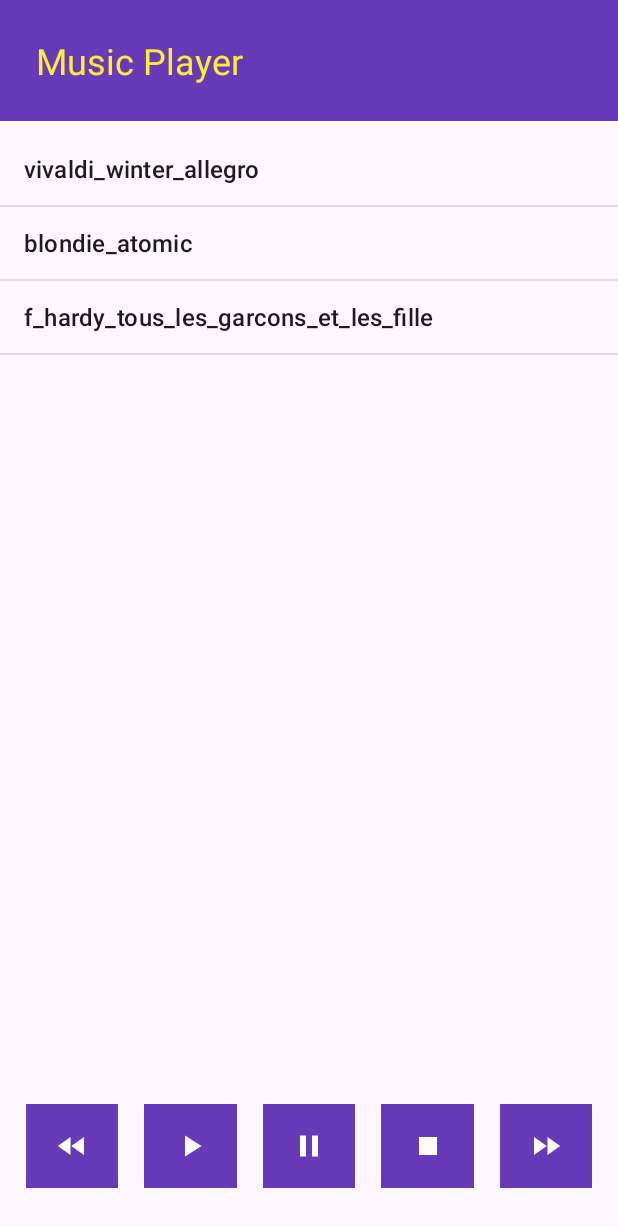
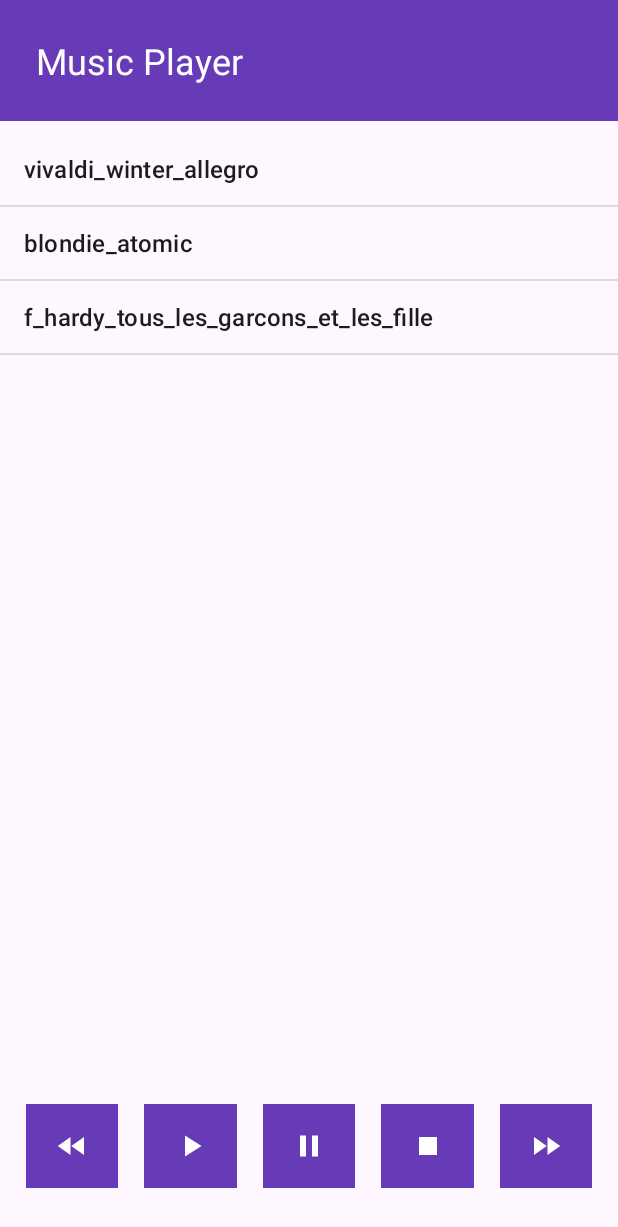
Before and after one commit to befartok/Aston_intensiv_1, an Android app: the screen it shows after launch (MainActivity), on a phone screen of 412 x 824 dp. Shown: the top 1227 px of the screen. Run offline under Robolectric (Android 15) with nearby library versions, the phone set to English and light mode, and no system bars.

Commit message:
comments removed

```diff
--- a/app/build.gradle.kts
+++ b/app/build.gradle.kts
@@ -44,4 +44,5 @@
     testImplementation("junit:junit:4.13.2")
     androidTestImplementation("androidx.test.ext:junit:1.1.5")
     androidTestImplementation("androidx.test.espresso:espresso-core:3.5.1")
+
 }
--- a/app/src/main/AndroidManifest.xml
+++ b/app/src/main/AndroidManifest.xml
@@ -2,7 +2,10 @@
 <manifest xmlns:android="http://schemas.android.com/apk/res/android"
     xmlns:tools="http://schemas.android.com/tools">
 
+    <uses-permission android:name="android.permission.POST_NOTIFICATIONS" />
     <uses-permission android:name="android.permission.WAKE_LOCK" />
+
+
 
     <application
         android:allowBackup="true"
--- a/app/src/main/java/com/example/musicplayer/MainActivity.kt
+++ b/app/src/main/java/com/example/musicplayer/MainActivity.kt
@@ -8,7 +8,6 @@
 import android.widget.ListView
 import android.widget.Toast
 
-// TODO: убрать комментарии
 // TODO: добавить нотификации
 class MainActivity : AppCompatActivity() {
     private lateinit var buttonPlay: ImageButton
@@ -21,7 +20,6 @@
     private lateinit var tracksName: String
     private var nameList = ArrayList<String>()
     private lateinit var intent : Intent
-
     override fun onCreate(savedInstanceState: Bundle?) {
         super.onCreate(savedInstanceState)
         setContentView(R.layout.activity_main)
@@ -60,7 +58,6 @@
 
             tracksName = nameList.get(position)
             tracksPosition = position
-            //Toast.makeText(this, "pressed pos $position", Toast.LENGTH_SHORT).show()
 
             val serviceClass = MusicPlayerService::class.java
             val intent = Intent(this, serviceClass)
--- /dev/null
+++ b/app/src/main/res/drawable/baseline_queue_music_24.xml
@@ -0,0 +1,5 @@
+<vector android:autoMirrored="true" android:height="24dp"
+    android:tint="#FFFFFF" android:viewportHeight="24"
+    android:viewportWidth="24" android:width="24dp" xmlns:android="http://schemas.android.com/apk/res/android">
+    <path android:fillColor="@android:color/white" android:pathData="M15,6H3v2h12V6zM15,10H3v2h12V10zM3,16h8v-2H3V16zM17,6v8.18C16.69,14.07 16.35,14 16,14c-1.66,0 -3,1.34 -3,3s1.34,3 3,3s3,-1.34 3,-3V8h3V6H17z"/>
+</vector>
--- a/app/src/main/res/layout/activity_main.xml
+++ b/app/src/main/res/layout/activity_main.xml
@@ -12,7 +12,7 @@
         android:layout_width="0dp"
         android:layout_height="wrap_content"
         android:layout_marginBottom="32dp"
-        android:background="#673AB7"
+        android:background="@color/basic"
         android:padding="16dp"
         android:src="@drawable/baseline_fast_forward_24"
         app:layout_constraintBottom_toBottomOf="parent"
@@ -28,7 +28,7 @@
         android:layout_width="0dp"
         android:layout_height="wrap_content"
         android:layout_marginBottom="32dp"
-        android:background="#673AB7"
+        android:background="@color/basic"
         android:padding="16dp"
         android:src="@drawable/baseline_fast_rewind_24"
         app:layout_constraintBottom_toBottomOf="parent"
@@ -42,10 +42,10 @@
         android:id="@+id/textView"
         android:layout_width="0dp"
         android:layout_height="wrap_content"
-        android:background="#673AB7"
+        android:background="@color/basic"
         android:padding="24dp"
         android:text="@string/music_player"
-        android:textColor="#FFEB3B"
+        android:textColor="@color/white"
         android:textSize="24sp"
         app:layout_constraintEnd_toEndOf="parent"
         app:layout_constraintStart_toStartOf="parent"
@@ -67,7 +67,7 @@
         android:layout_width="0dp"
         android:layout_height="wrap_content"
         android:layout_marginBottom="32dp"
-        android:background="#673AB7"
+        android:background="@color/basic"
         android:padding="16dp"
         android:src="@drawable/baseline_play_arrow_24"
         app:layout_constraintBottom_toBottomOf="parent"
@@ -83,7 +83,7 @@
         android:layout_width="0dp"
         android:layout_height="wrap_content"
         android:layout_marginBottom="32dp"
-        android:background="#673AB7"
+        android:background="@color/basic"
         android:padding="16dp"
         android:src="@drawable/baseline_pause_24"
         app:layout_constraintBottom_toBottomOf="parent"
@@ -98,7 +98,7 @@
         android:layout_width="0dp"
         android:layout_height="wrap_content"
         android:layout_marginBottom="32dp"
-        android:background="#673AB7"
+        android:background="@color/basic"
         android:padding="16dp"
         android:src="@drawable/baseline_stop_24"
         app:layout_constraintBottom_toBottomOf="parent"
--- a/app/src/main/res/values/colors.xml
+++ b/app/src/main/res/values/colors.xml
@@ -2,4 +2,5 @@
 <resources>
     <color name="black">#FF000000</color>
     <color name="white">#FFFFFFFF</color>
+    <color name="basic">#673AB7</color>
 </resources>
```
